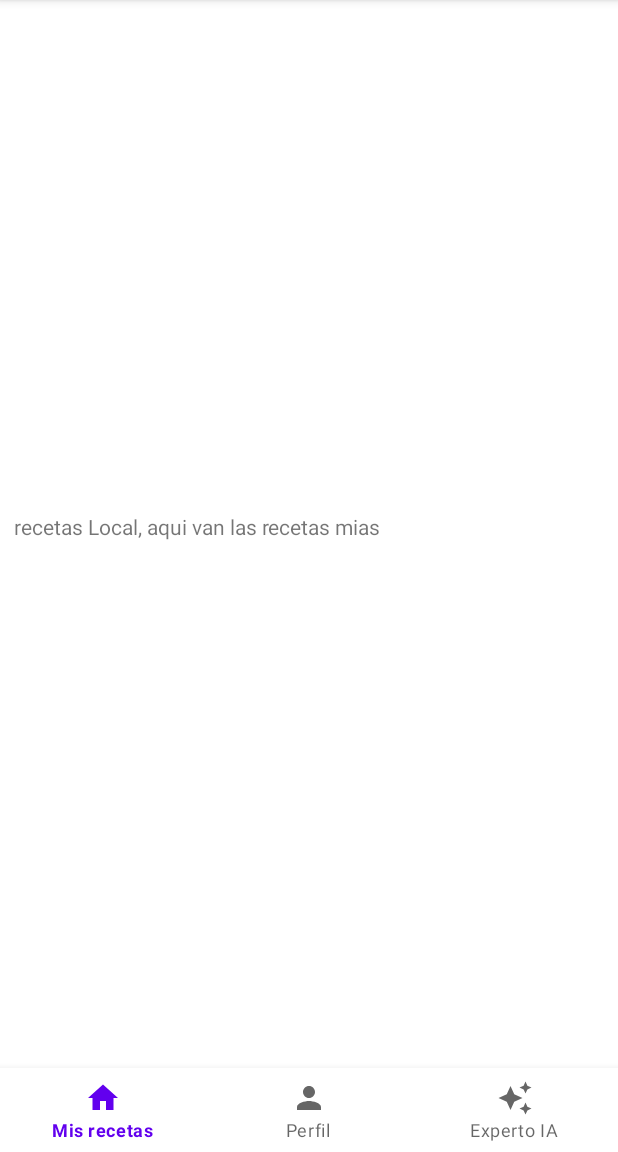
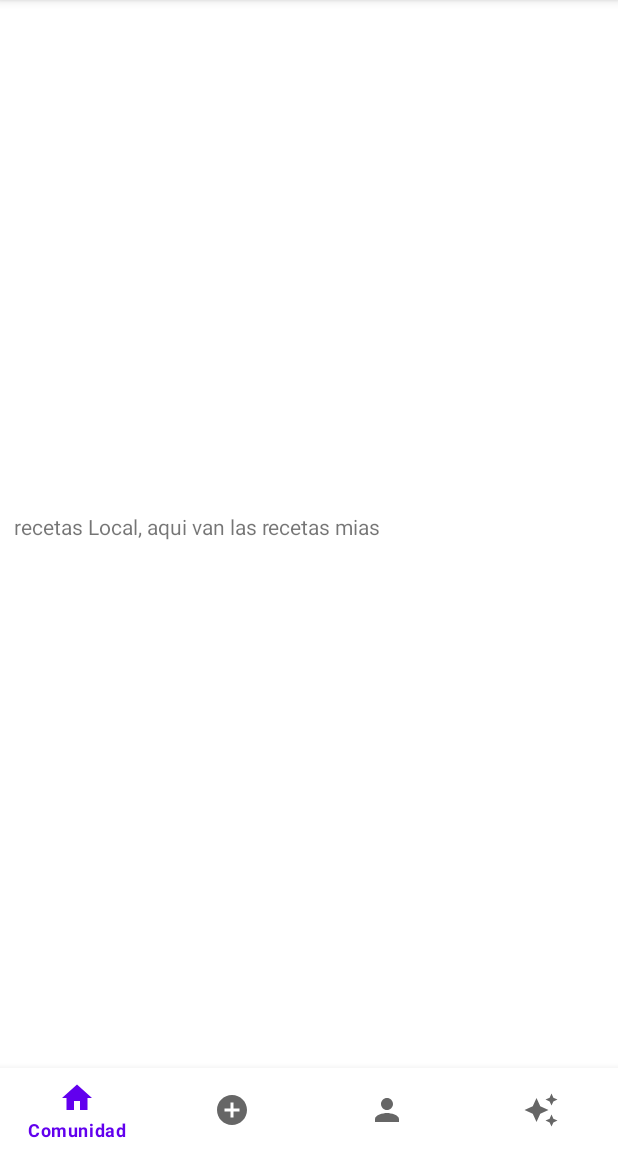
Before and after one commit to korah91/AndroidAppFinalDAS, an Android app: the screen it shows after launch (MainActivity), on a phone screen of 412 x 824 dp, the part 84-1236 px from its top. Run offline under Robolectric (Android 15) with nearby library versions, the phone set to English and light mode, and no system bars; our stand-ins replace navigation-ui.

Commit message:
Añadido el boton añadir

```diff
--- a/app/src/main/java/com/example/proyectofinal/RecetasLocal.java
+++ b/app/src/main/java/com/example/proyectofinal/Comunidad.java
@@ -10,10 +10,10 @@ import android.view.ViewGroup;
 
 /**
  * A simple {@link Fragment} subclass.
- * Use the {@link RecetasLocal#newInstance} factory method to
+ * Use the {@link Comunidad#newInstance} factory method to
  * create an instance of this fragment.
  */
-public class RecetasLocal extends Fragment {
+public class Comunidad extends Fragment {
 
     // TODO: Rename parameter arguments, choose names that match
     // the fragment initialization parameters, e.g. ARG_ITEM_NUMBER
@@ -24,7 +24,7 @@ public class RecetasLocal extends Fragment {
     private String mParam1;
     private String mParam2;
 
-    public RecetasLocal() {
+    public Comunidad() {
         // Required empty public constructor
     }
 
@@ -37,8 +37,8 @@ public class RecetasLocal extends Fragment {
      * @return A new instance of fragment RecetasLocal.
      */
     // TODO: Rename and change types and number of parameters
-    public static RecetasLocal newInstance(String param1, String param2) {
-        RecetasLocal fragment = new RecetasLocal();
+    public static Comunidad newInstance(String param1, String param2) {
+        Comunidad fragment = new Comunidad();
         Bundle args = new Bundle();
         args.putString(ARG_PARAM1, param1);
         args.putString(ARG_PARAM2, param2);
@@ -59,6 +59,6 @@ public class RecetasLocal extends Fragment {
     public View onCreateView(LayoutInflater inflater, ViewGroup container,
                              Bundle savedInstanceState) {
         // Inflate the layout for this fragment
-        return inflater.inflate(R.layout.fragment_recetas_local, container, false);
+        return inflater.inflate(R.layout.fragment_comunidad, container, false);
     }
 }
--- /dev/null
+++ b/app/src/main/res/drawable/baseline_add_circle_24.xml
@@ -0,0 +1,5 @@
+<vector android:height="24dp" android:tint="#000000"
+    android:viewportHeight="24" android:viewportWidth="24"
+    android:width="24dp" xmlns:android="http://schemas.android.com/apk/res/android">
+    <path android:fillColor="@android:color/white" android:pathData="M12,2C6.48,2 2,6.48 2,12s4.48,10 10,10 10,-4.48 10,-10S17.52,2 12,2zM17,13h-4v4h-2v-4L7,13v-2h4L11,7h2v4h4v2z"/>
+</vector>
--- a/app/src/main/res/layout/fragment_recetas_local.xml
+++ b/app/src/main/res/layout/fragment_anadir_receta.xml
@@ -3,12 +3,12 @@
     xmlns:tools="http://schemas.android.com/tools"
     android:layout_width="match_parent"
     android:layout_height="match_parent"
-    tools:context=".RecetasLocal">
+    tools:context=".AnadirReceta">
 
     <!-- TODO: Update blank fragment layout -->
     <TextView
         android:layout_width="match_parent"
         android:layout_height="match_parent"
-        android:text="recetas Local, aqui van las recetas mias" />
+        android:text="@string/hello_blank_fragment" />
 
 </FrameLayout>
--- /dev/null
+++ b/app/src/main/res/layout/fragment_comunidad.xml
@@ -0,0 +1,14 @@
+<?xml version="1.0" encoding="utf-8"?>
+<FrameLayout xmlns:android="http://schemas.android.com/apk/res/android"
+    xmlns:tools="http://schemas.android.com/tools"
+    android:layout_width="match_parent"
+    android:layout_height="match_parent"
+    tools:context=".Comunidad">
+
+    <!-- TODO: Update blank fragment layout -->
+    <TextView
+        android:layout_width="match_parent"
+        android:layout_height="match_parent"
+        android:text="recetas Local, aqui van las recetas mias" />
+
+</FrameLayout>
--- a/app/src/main/res/menu/bottom_menu.xml
+++ b/app/src/main/res/menu/bottom_menu.xml
@@ -2,9 +2,13 @@
 <menu xmlns:android="http://schemas.android.com/apk/res/android">
 
     <item
-        android:id="@+id/recetasLocal"
+        android:id="@+id/comunidad"
         android:icon="@drawable/baseline_home_24"
-        android:title="Mis recetas" />
+        android:title="Comunidad" />
+    <item
+        android:id="@+id/anadirReceta"
+        android:icon="@drawable/baseline_add_circle_24"
+        android:title="Añadir" />
     <item
         android:id="@+id/perfil"
         android:icon="@drawable/baseline_person_24"
--- a/app/src/main/res/navigation/my_nav.xml
+++ b/app/src/main/res/navigation/my_nav.xml
@@ -3,13 +3,13 @@
     xmlns:app="http://schemas.android.com/apk/res-auto"
     xmlns:tools="http://schemas.android.com/tools"
     android:id="@+id/my_nav"
-    app:startDestination="@id/recetasLocal">
+    app:startDestination="@id/comunidad">
 
     <fragment
-        android:id="@+id/recetasLocal"
-        android:name="com.example.proyectofinal.RecetasLocal"
+        android:id="@+id/comunidad"
+        android:name="com.example.proyectofinal.Comunidad"
         android:label="fragment_recetas_local"
-        tools:layout="@layout/fragment_recetas_local" />
+        tools:layout="@layout/fragment_comunidad" />
     <fragment
         android:id="@+id/perfil"
         android:name="com.example.proyectofinal.Perfil"
@@ -20,4 +20,9 @@
         android:name="com.example.proyectofinal.ExpertoIA"
         android:label="fragment_experto"
         tools:layout="@layout/fragment_experto" />
+    <fragment
+        android:id="@+id/anadirReceta"
+        android:name="com.example.proyectofinal.AnadirReceta"
+        android:label="fragment_anadir_receta"
+        tools:layout="@layout/fragment_anadir_receta" />
 </navigation>
```
Also changed, not shown: app/src/main/java/com/example/proyectofinal/AnadirReceta.java (added, +64 -0 lines).
